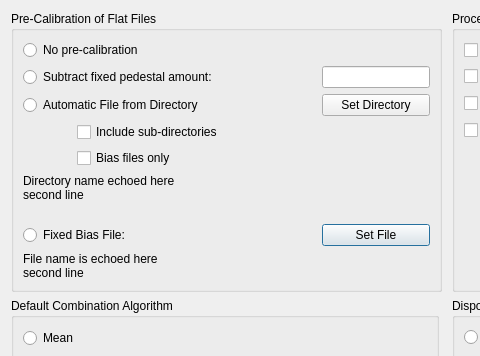
Qt form PreferencesWindow.ui (RMcDOttawa/MasterFlatMaker) before a commit; both pictures show x 0 to 480 and y 0 to 356 of the 894 by 529 pixel window.
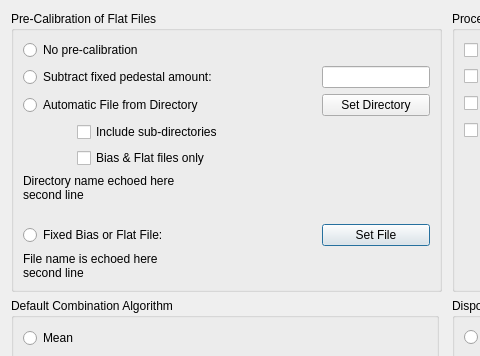
The same form after that commit.

Commit message: Added filter name to main window file display table

```diff
--- a/PreferencesWindow.ui
+++ b/PreferencesWindow.ui
@@ -149,7 +149,7 @@
       <item row="4" column="1">
        <widget class="QCheckBox" name="autoBiasOnly">
         <property name="text">
-         <string>Bias files only</string>
+         <string>Bias &amp;&amp; Flat files only</string>
         </property>
        </widget>
       </item>
@@ -185,7 +185,7 @@
          <string>Use fixed bias file specified here for precalibration</string>
         </property>
         <property name="text">
-         <string>Fixed Bias File:</string>
+         <string>Fixed Bias or Flat File:</string>
         </property>
        </widget>
       </item>
```
Left out of the diff: 4 changed lines with no effect on the pictures. The commit also changes 6 other files.
